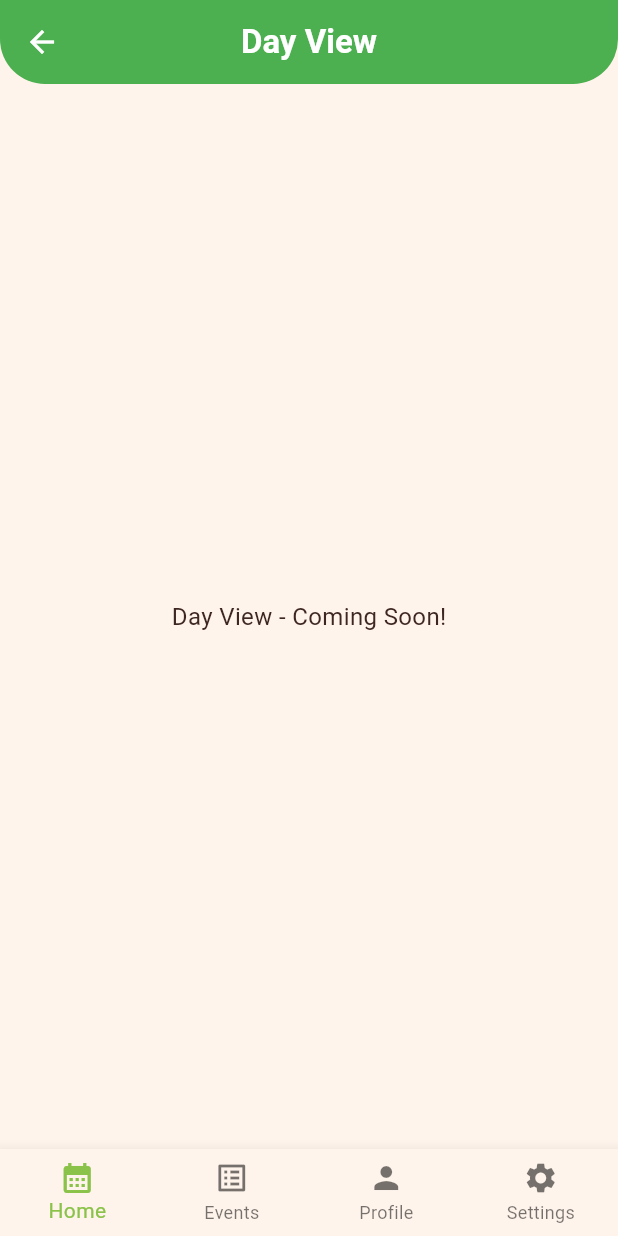
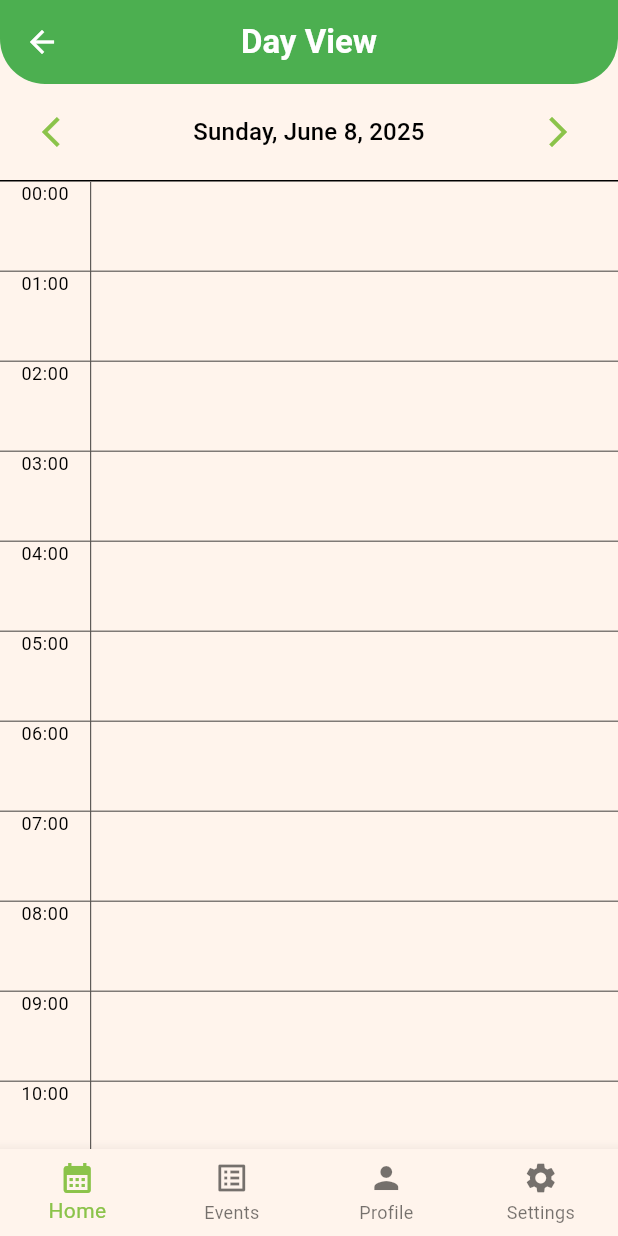
Before and after one commit to pierstoyanov/flutter_may_2025, a Flutter app: the DayViewScreen screen opened by its route, on a phone screen of 412 x 824 dp. Run offline on Flutter 3.47's test engine with Material 3 defaults, Android fonts, the phone set to English and light mode, and no system bars; our stand-ins replace cloud_firestore, firebase_auth, firebase_core, shared_preferences; accounts and stored records are empty; generated files the repository leaves out were written again.

Commit message:
add day view

```diff
--- a/lib/screens/day_view_screen.dart
+++ b/lib/screens/day_view_screen.dart
@@ -3,6 +3,7 @@ import 'package:flutter_application_1/widgets/my_app_bar.dart';
 import 'package:flutter_application_1/widgets/my_bottom_navigation_bar.dart';
 import 'package:provider/provider.dart';
 import 'package:flutter_application_1/providers/bottom_navigation_bar_provider.dart';
+import 'package:flutter_application_1/widgets/day_view_widget.dart';
 
 class DayViewScreen extends StatelessWidget {
   final String title;
@@ -13,9 +14,7 @@ class DayViewScreen extends StatelessWidget {
     final navbarProvider = context.watch<BottomNavigationBarProvider>();
     return Scaffold(
       appBar: MyAppBar(title: title),
-      body: const Center(
-        child: Text('Day View - Coming Soon!'),
-      ),
+      body: const DayViewWidget(),
       bottomNavigationBar: MyBottomNavigationBar(
         currentIndex: navbarProvider.currentIndex,
         onItemSelected: (index) => navbarProvider.navigateTo(index, context),
--- /dev/null
+++ b/lib/widgets/day_view_widget.dart
@@ -0,0 +1,97 @@
+import 'package:flutter/material.dart';
+import 'package:intl/intl.dart';
+import 'package:provider/provider.dart';
+import 'package:flutter_application_1/providers/calendar_provider.dart';
+
+class DayViewWidget extends StatelessWidget {
+  final double hourRowHeight;
+
+  const DayViewWidget({
+    super.key,
+    this.hourRowHeight = 60.0, // Height for each hour slot
+  });
+
+  @override
+  Widget build(BuildContext context) {
+    final calendarProvider = context.watch<CalendarProvider>();
+    final DateTime? selectedDay = calendarProvider.selectedDate;
+    final theme = Theme.of(context);
+
+    if (selectedDay == null) {
+      // Handle case where no day is selected, perhaps show today or a message
+      return const Center(child: Text("Please select a day from the calendar."));
+    }
+
+    return Column(
+      children: [
+        // Day navigation header
+        Padding(
+          padding: const EdgeInsets.symmetric(vertical: 8.0, horizontal: 16.0),
+          child: Row(
+            mainAxisAlignment: MainAxisAlignment.spaceBetween,
+            children: [
+              IconButton(
+                icon: const Icon(Icons.arrow_back_ios),
+                onPressed: () {
+                  calendarProvider.goToPreviousDay();
+                },
+              ),
+              Expanded(
+                child: Text(
+                  DateFormat.yMMMMEEEEd().format(selectedDay),
+                  style: theme.textTheme.titleMedium,
+                  textAlign: TextAlign.center,
+                  overflow: TextOverflow.ellipsis,
+                ),
+              ),
+              IconButton(
+                icon: const Icon(Icons.arrow_forward_ios),
+                onPressed: () {
+                  calendarProvider.goToNextDay();
+                },
+              ),
+            ],
+          ),
+        ),
+        const Divider(height: 1),
+        // Hourly slots
+        Expanded(
+          child: ListView.builder(
+            itemCount: 24,
+            itemBuilder: (context, hour) {
+              return Container(
+                height: hourRowHeight,
+                decoration: BoxDecoration(
+                  border: Border(
+                    bottom: BorderSide(color: theme.dividerColor, width: 0.5),
+                  ),
+                ),
+                child: Row(
+                  children: [
+                    // Hour Label
+                    Container(
+                      width: 60, // Fixed width for hour labels
+                      padding: const EdgeInsets.symmetric(horizontal: 8.0),
+                      alignment: Alignment.topCenter,
+                      child: Text(
+                        '${hour.toString().padLeft(2, '0')}:00',
+                        style: theme.textTheme.bodySmall,
+                      ),
+                    ),
+                    const VerticalDivider(width: 1, thickness: 0.5),
+                    // Event Area for this hour (placeholder for now)
+                    Expanded(
+                      child: Container(
+                          // TODO: Add logic to display events for this hour
+                          ),
+                    ),
+                  ],
+                ),
+              );
+            },
+          ),
+        ),
+      ],
+    );
+  }
+}
```
